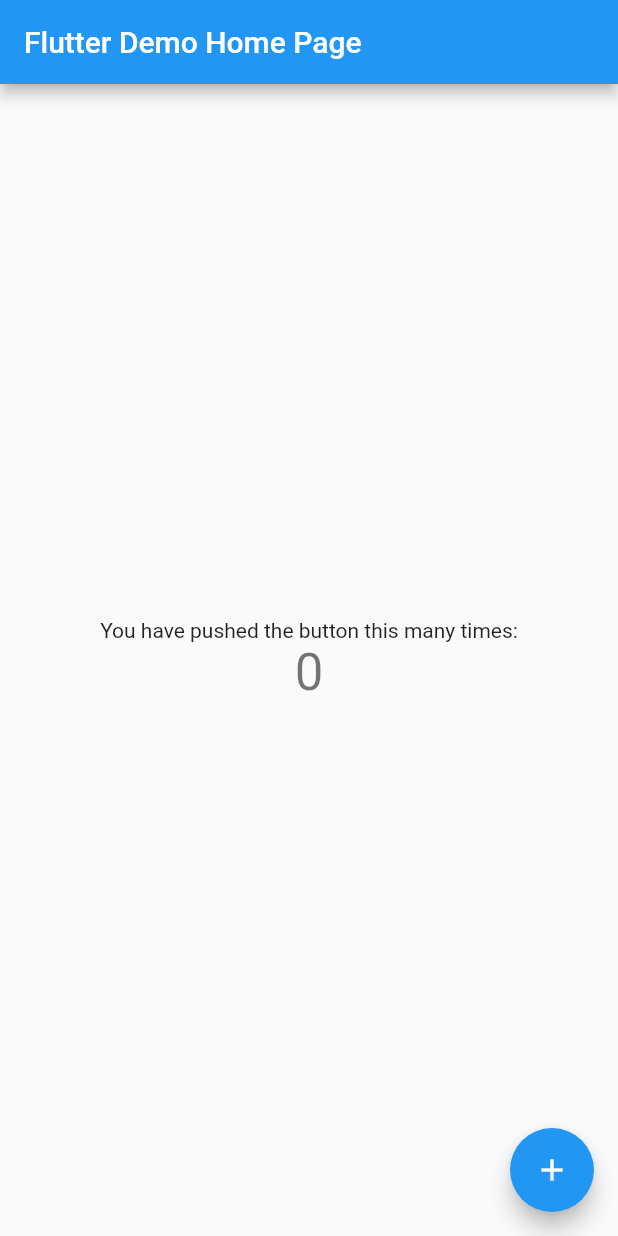
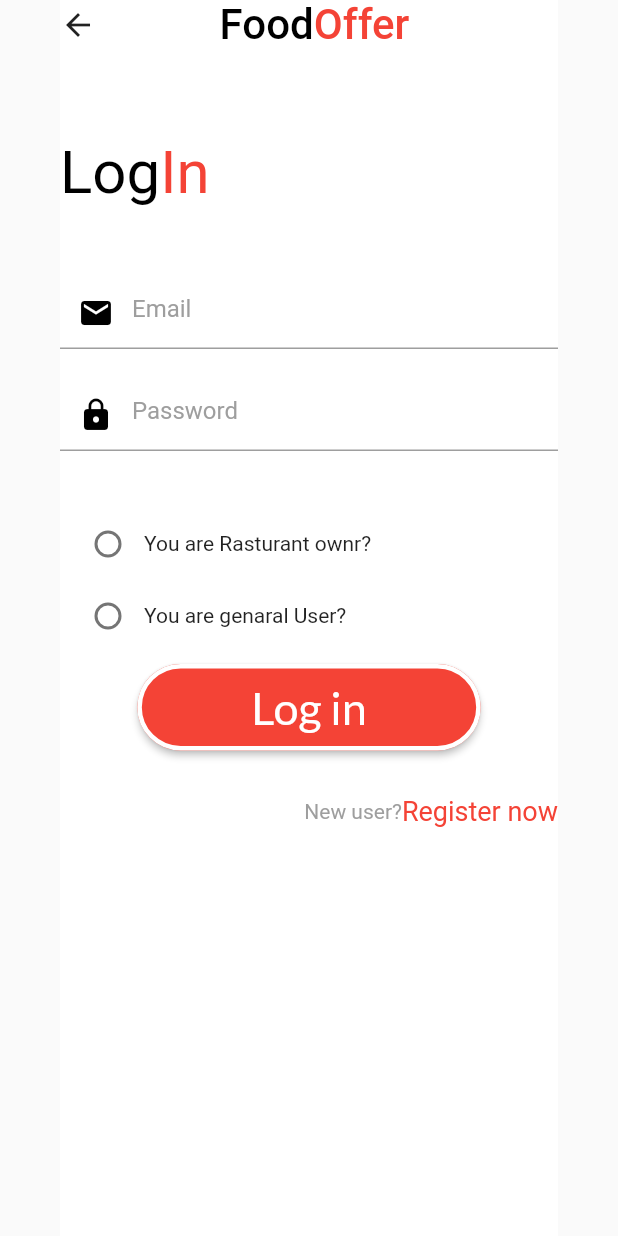
Before and after one commit to mahmudulhasan766/Flutter_LogIn_SignUp_UI, a Flutter app: the screen it shows after launch, on a phone screen of 412 x 824 dp. Run offline on Flutter 3.47's test engine with Material 2 defaults, Android fonts, the phone set to English and light mode, and no system bars; our stand-ins replace google_fonts, image_picker; Roboto replaces fonts that are missing (Exo).

Commit message:
my first commit login

```diff
--- /dev/null
+++ b/lib/loginSignUp/Widget/my_text_field.dart
@@ -0,0 +1,34 @@
+import 'package:flutter/material.dart';
+
+class MyTExtField extends StatelessWidget {
+   final IconData iconData;
+   final String hintText;
+   final bool obscureText;
+   final TextEditingController controller;
+  MyTExtField({
+    this.hintText,
+    this.iconData,
+    this.obscureText,
+    this.controller
+  });
+
+  @override
+  Widget build(BuildContext context) {
+    return TextFormField(
+      controller: controller,
+      obscureText: obscureText,
+      style: TextStyle(color: Colors.white),
+      decoration: InputDecoration(
+        hintText: hintText,
+        prefixIcon: Icon(iconData,color: Colors.black,),
+        hintStyle: TextStyle(color: Colors.grey),
+        enabledBorder: UnderlineInputBorder(
+          borderSide: BorderSide(
+            color: Colors.grey,
+          )
+        ),
+
+      ),
+    );
+  }
+}
--- /dev/null
+++ b/lib/loginSignUp/log_in.dart
@@ -0,0 +1,194 @@
+import 'package:flutter/cupertino.dart';
+import 'package:flutter/material.dart';
+import 'package:flutter_login_signup/loginSignUp/sign_up.dart';
+import 'package:google_fonts/google_fonts.dart';
+
+import 'Widget/my_text_field.dart';
+
+class LogIn extends StatefulWidget {
+  @override
+  _LogInState createState() => _LogInState();
+}
+
+class _LogInState extends State<LogIn> {
+  int selectedRadio;
+
+  @override
+  void initState() {
+    selectedRadio = 0;
+    super.initState();
+  }
+
+  setSelectedRadio(int val) {
+    setState(() {
+      selectedRadio = val;
+    });
+  }
+
+  @override
+  Widget build(BuildContext context) {
+    return Scaffold(
+      // appBar: AppBar(
+      //   backgroundColor: Colors.white,
+      //
+      //   title:
+      // ),
+      body: Container(
+        color: Colors.white,
+        margin: EdgeInsets.symmetric(horizontal: 40),
+        child: ListView(
+          children: [
+            //SizedBox(height: MediaQuery.of(context).size.width/17),
+
+            Row(
+              mainAxisAlignment: MainAxisAlignment.start,
+              children: [
+                Icon(Icons.arrow_back),
+                SizedBox(width: MediaQuery.of(context).size.width / 5),
+                Text("Food",
+                    style: GoogleFonts.exo(
+                        textStyle: TextStyle(
+                            color: Colors.black,
+                            fontSize: 28,
+                            fontWeight: FontWeight.w500))),
+                Text(
+                  "Offer",
+                  style: GoogleFonts.exo(
+                      textStyle: TextStyle(
+                          color: Colors.red,
+                          fontSize: 28,
+                          fontWeight: FontWeight.w500)),
+                ),
+              ],
+            ),
+
+            Column(
+              mainAxisAlignment: MainAxisAlignment.start,
+              crossAxisAlignment: CrossAxisAlignment.center,
+              children: [
+                SizedBox(
+                  height: MediaQuery.of(context).size.width / 7,
+                ),
+                Padding(
+                  padding: EdgeInsets.only(
+                      right: MediaQuery.of(context).size.width / 3),
+                  child: Row(
+                    children: [
+                      Text("Log",
+                          style: GoogleFonts.exo(
+                              textStyle: TextStyle(
+                                  color: Colors.black, fontSize: 40))),
+                      Text("In",
+                          style: GoogleFonts.exo(
+                              textStyle:
+                                  TextStyle(color: Colors.red, fontSize: 40))),
+                    ],
+                  ),
+                ),
+                SizedBox(
+                  height: MediaQuery.of(context).size.width / 9,
+                ),
+                Column(
+                  children: [
+                    MyTExtField(
+                      hintText: "Email",
+                      iconData: Icons.email,
+                      obscureText: false,
+                      //controller: "",
+                    ),
+                    SizedBox(
+                      height: 20,
+                    ),
+                    MyTExtField(
+                      //controller: _password,
+                      hintText: "Password",
+                      iconData: Icons.lock,
+                      obscureText: true,
+                    )
+                  ],
+                ),
+                SizedBox(
+                  height: 30,
+                ),
+                ButtonBar(
+                  alignment: MainAxisAlignment.center,
+                  children: [
+                    Row(
+                      children: [
+                        Radio(
+                          value: 1,
+                          groupValue: selectedRadio,
+                          activeColor: Colors.black,
+                          onChanged: (val) {
+                            print("Radio$val");
+                            setSelectedRadio(val);
+                          },
+                        ),
+                        Text("You are Rasturant ownr?"),
+                      ],
+                    ),
+                    Row(
+                      children: [
+                        Radio(
+                          value: 2,
+                          groupValue: selectedRadio,
+                          activeColor: Colors.black,
+                          onChanged: (val) {
+                            print("Radio$val");
+                            setSelectedRadio(val);
+                          },
+                        ),
+                        Text("You are genaral User?"),
+                      ],
+                    )
+                  ],
+                ),
+                Container(
+                  height: MediaQuery.of(context).size.height * .07,
+                  width: MediaQuery.of(context).size.width / 1.8,
+                  child: RaisedButton(
+                    color: Colors.red,
+                    shape: RoundedRectangleBorder(
+                      side: BorderSide(color: Colors.white, width: 3),
+                      borderRadius: BorderRadius.circular(30),
+                    ),
+                    onPressed: () {
+                      //validetion();
+                    },
+                    child: Text("Log in",
+                        style: GoogleFonts.lato(
+                            textStyle: TextStyle(
+                          color: Colors.white,
+                          fontSize: 30,
+                        ))),
+                  ),
+                ),
+                SizedBox(
+                  height: 30,
+                ),
+                Row(
+                  mainAxisAlignment: MainAxisAlignment.end,
+                  children: [
+                    Text(
+                      "New user?",
+                      style: TextStyle(color: Colors.grey),
+                    ),
+                    GestureDetector(
+                      onTap: () {
+                        //Navigator.of(context).pushNamedAndRemoveUntil(SignUp(), (Route<dynamic> route) => false);
+                      },
+                      child: Text(
+                        "Register now",
+                        style: TextStyle(color: Colors.red, fontSize: 18),
+                      ),
+                    )
+                  ],
+                )
+              ],
+            ),
+          ],
+        ),
+      ),
+    );
+  }
+}
--- a/lib/main.dart
+++ b/lib/main.dart
@@ -1,4 +1,6 @@
 import 'package:flutter/material.dart';
+
+import 'loginSignUp/log_in.dart';
 
 void main() {
   runApp(MyApp());
@@ -9,109 +11,13 @@ class MyApp extends StatelessWidget {
   @override
   Widget build(BuildContext context) {
     return MaterialApp(
+      debugShowCheckedModeBanner: false,
       title: 'Flutter Demo',
       theme: ThemeData(
-        // This is the theme of your application.
-        //
-        // Try running your application with "flutter run". You'll see the
-        // application has a blue toolbar. Then, without quitting the app, try
-        // changing the primarySwatch below to Colors.green and then invoke
-        // "hot reload" (press "r" in the console where you ran "flutter run",
-        // or simply save your changes to "hot reload" in a Flutter IDE).
-        // Notice that the counter didn't reset back to zero; the application
-        // is not restarted.
         primarySwatch: Colors.blue,
-        // This makes the visual density adapt to the platform that you run
-        // the app on. For desktop platforms, the controls will be smaller and
-        // closer together (more dense) than on mobile platforms.
         visualDensity: VisualDensity.adaptivePlatformDensity,
       ),
-      home: MyHomePage(title: 'Flutter Demo Home Page'),
+      home: LogIn(),
     );
   }
 }
-
-class MyHomePage extends StatefulWidget {
-  MyHomePage({Key key, this.title}) : super(key: key);
-
-  // This widget is the home page of your application. It is stateful, meaning
-  // that it has a State object (defined below) that contains fields that affect
-  // how it looks.
-
-  // This class is the configuration for the state. It holds the values (in this
-  // case the title) provided by the parent (in this case the App widget) and
-  // used by the build method of the State. Fields in a Widget subclass are
-  // always marked "final".
-
-  final String title;
-
-  @override
-  _MyHomePageState createState() => _MyHomePageState();
-}
-
-class _MyHomePageState extends State<MyHomePage> {
-  int _counter = 0;
-
-  void _incrementCounter() {
-    setState(() {
-      // This call to setState tells the Flutter framework that something has
-      // changed in this State, which causes it to rerun the build method below
-      // so that the display can reflect the updated values. If we changed
-      // _counter without calling setState(), then the build method would not be
-      // called again, and so nothing would appear to happen.
-      _counter++;
-    });
-  }
-
-  @override
-  Widget build(BuildContext context) {
-    // This method is rerun every time setState is called, for instance as done
-    // by the _incrementCounter method above.
-    //
-    // The Flutter framework has been optimized to make rerunning build methods
-    // fast, so that you can just rebuild anything that needs updating rather
-    // than having to individually change instances of widgets.
-    return Scaffold(
-      appBar: AppBar(
-        // Here we take the value from the MyHomePage object that was created by
-        // the App.build method, and use it to set our appbar title.
-        title: Text(widget.title),
-      ),
-      body: Center(
-        // Center is a layout widget. It takes a single child and positions it
-        // in the middle of the parent.
-        child: Column(
-          // Column is also a layout widget. It takes a list of children and
-          // arranges them vertically. By default, it sizes itself to fit its
-          // children horizontally, and tries to be as tall as its parent.
-          //
-          // Invoke "debug painting" (press "p" in the console, choose the
-          // "Toggle Debug Paint" action from the Flutter Inspector in Android
-          // Studio, or the "Toggle Debug Paint" command in Visual Studio Code)
-          // to see the wireframe for each widget.
-          //
-          // Column has various properties to control how it sizes itself and
-          // how it positions its children. Here we use mainAxisAlignment to
-          // center the children vertically; the main axis here is the vertical
-          // axis because Columns are vertical (the cross axis would be
-          // horizontal).
-          mainAxisAlignment: MainAxisAlignment.center,
-          children: <Widget>[
-            Text(
-              'You have pushed the button this many times:',
-            ),
-            Text(
-              '$_counter',
-              style: Theme.of(context).textTheme.headline4,
-            ),
-          ],
-        ),
-      ),
-      floatingActionButton: FloatingActionButton(
-        onPressed: _incrementCounter,
-        tooltip: 'Increment',
-        child: Icon(Icons.add),
-      ), // This trailing comma makes auto-formatting nicer for build methods.
-    );
-  }
-}
--- a/pubspec.yaml
+++ b/pubspec.yaml
@@ -23,6 +23,9 @@ environment:
 dependencies:
   flutter:
     sdk: flutter
+
+  google_fonts: ^1.1.1
+  image_picker: ^0.6.3+4
 
 
   # The following adds the Cupertino Icons font to your application.
```
Also changed, not shown: lib/loginSignUp/sign_up.dart (added, +249 -0 lines), pubspec.lock, 1 other file.
